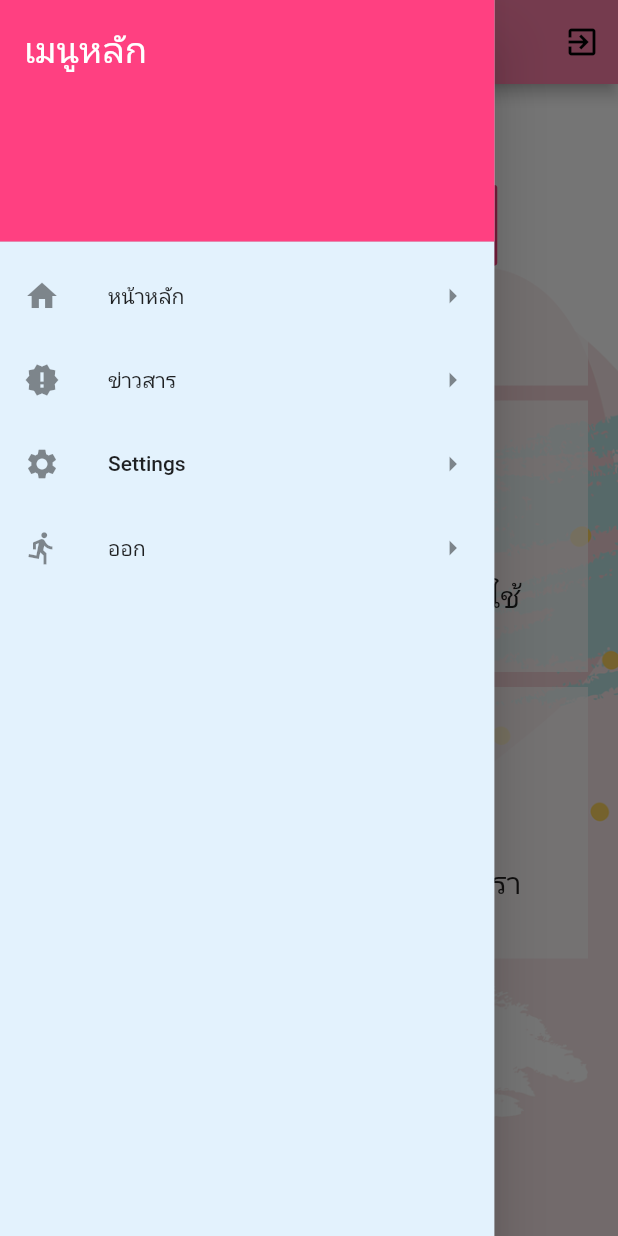
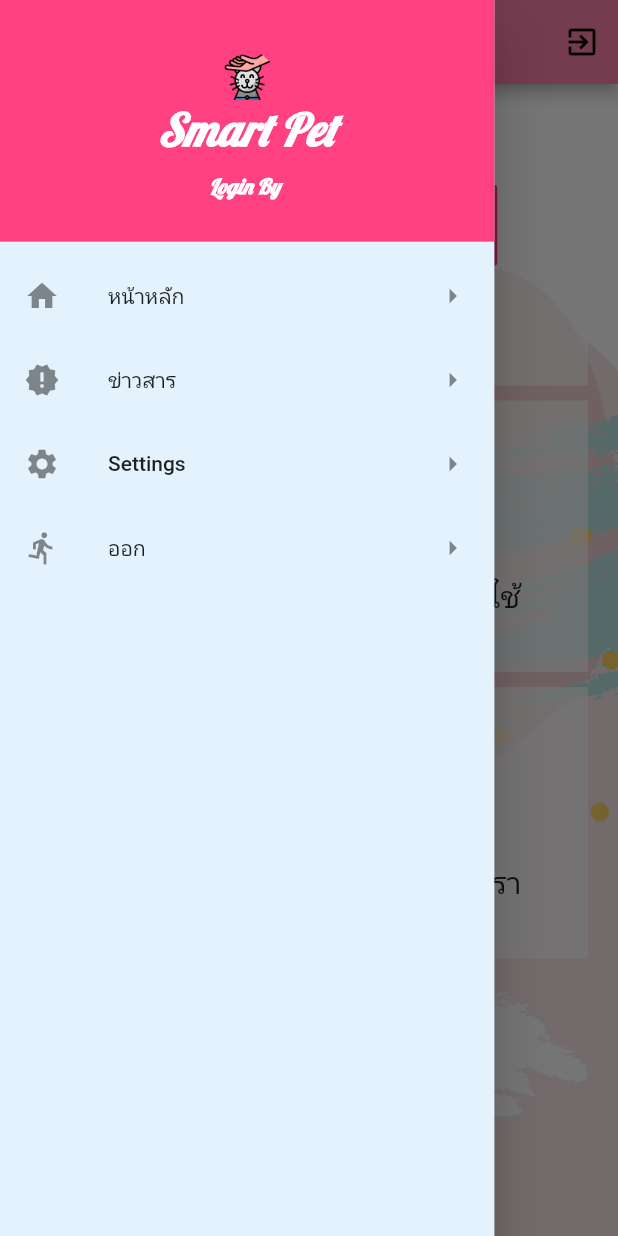
Before and after one commit to nakaren1234/Pet, a Flutter app: the HomePage screen opened directly, with the side drawer open, on a phone screen of 412 x 824 dp. Run offline on Flutter 3.47's test engine with Material 2 defaults, Android fonts, the phone set to English and light mode, and no system bars; our stand-ins replace firebase_auth, firebase_core, pull_to_refresh, webview_flutter; accounts and stored records are empty.

Commit message:
แก้ไขต่างและทำหน้าadduser

```diff
--- a/lib/pages/HomePage.dart
+++ b/lib/pages/HomePage.dart
@@ -1,6 +1,7 @@
 import 'package:firebase_auth/firebase_auth.dart';
 import 'package:flutter/material.dart';
 import 'package:flutterapp/pages/CompanyPage.dart';
+import 'package:flutterapp/pages/ContactPage.dart';
 import 'package:flutterapp/pages/FristPage.dart';
 import 'package:flutterapp/pages/PetPage.dart';
 import 'package:flutterapp/pages/UserPage.dart';
@@ -196,7 +197,7 @@ class _HomePageState extends State<HomePage> {
                 //   fromAbout = fromAbout;
                 // });
                 MaterialPageRoute materialPageRoute = MaterialPageRoute(
-                    builder: (BuildContext context) => CompanyPage());
+                    builder: (BuildContext context) => ContactPage());
                 Navigator.of(context).push(materialPageRoute);
               },
               child: Container(
--- a/lib/pages/PetPage.dart
+++ b/lib/pages/PetPage.dart
@@ -14,6 +14,7 @@ class _PetPageState extends State<PetPage> {
         appBar: AppBar(
           backgroundColor: Colors.pinkAccent,
           title: Text('ประวัติสัตว์เลี้ยง'),
+          actions: [],
         ),
         body: SingleChildScrollView(
           child: Text('Hello'),
--- a/lib/widgets/menu.dart
+++ b/lib/widgets/menu.dart
@@ -1,3 +1,4 @@
+// import 'package:firebase_auth/firebase_auth.dart';
 import 'package:flutter/material.dart';
 import 'package:flutterapp/pages/FristPage.dart';
 import 'package:flutterapp/pages/HomePage.dart';
@@ -11,6 +12,57 @@ class Menu extends StatefulWidget {
 }
 
 class _MenuState extends State<Menu> {
+  //Explictie
+  // String login = '...';
+  //Method
+  @override
+  void initState() {
+    super.initState();
+  }
+
+  // Future<void> findDisplayName() async {
+  //   FirebaseAuth firebaseAuth = FirebaseAuth.instance;
+  //   // ignore: deprecated_member_use
+  //   FirebaseUser firebaseUser = firebaseAuth.currentUser;
+  //   setState(() {
+  //     login = firebaseUser.displayName;
+  //   });
+  //   print('login = $login');
+  // }
+
+  Widget showLogin() {
+    return Text(
+      'Login By ',
+      style: TextStyle(
+        color: Colors.white,
+        fontWeight: FontWeight.bold,
+        fontStyle: FontStyle.italic,
+        fontFamily: 'Lobster',
+      ),
+    );
+  }
+
+  Widget showLogo() {
+    return Container(
+      width: 32,
+      height: 32,
+      child: Image.asset('assets/images/logo.png'),
+    );
+  }
+
+  Widget showAppName() {
+    return Text(
+      'Smart Pet',
+      style: TextStyle(
+        fontSize: 30.0,
+        color: Colors.white,
+        fontWeight: FontWeight.bold,
+        fontStyle: FontStyle.italic,
+        fontFamily: 'Lobster',
+      ),
+    );
+  }
+
   @override
   Widget build(BuildContext context) {
     return Container(
@@ -23,12 +75,23 @@ class _MenuState extends State<Menu> {
                 decoration: BoxDecoration(
                   color: Colors.pinkAccent,
                 ),
-                child: Text(
-                  'เมนูหลัก',
-                  style: TextStyle(
-                    color: Colors.white,
-                    fontSize: 24,
-                  ),
+                child: Column(
+                  mainAxisAlignment: MainAxisAlignment.center,
+                  children: [
+                    showLogo(),
+                    showAppName(),
+                    SizedBox(
+                      height: 10.0,
+                    ),
+                    showLogin(),
+                    // Text(
+                    //   'เมนูหลัก',
+                    //   style: TextStyle(
+                    //     color: Colors.white,
+                    //     fontSize: 24,
+                    //   ),
+                    // ),
+                  ],
                 ),
               ),
               ListTile(
```
Also changed, not shown: lib/pages/CompanyPage.dart (+18 -10 lines), lib/pages/ContactPage.dart (+12 -4 lines), lib/pages/RegisterPage.dart (+5 -5 lines), lib/pages/UserPage.dart (+22 -2 lines), lib/pages/addUserPage.dart (added, +20 -0 lines).
